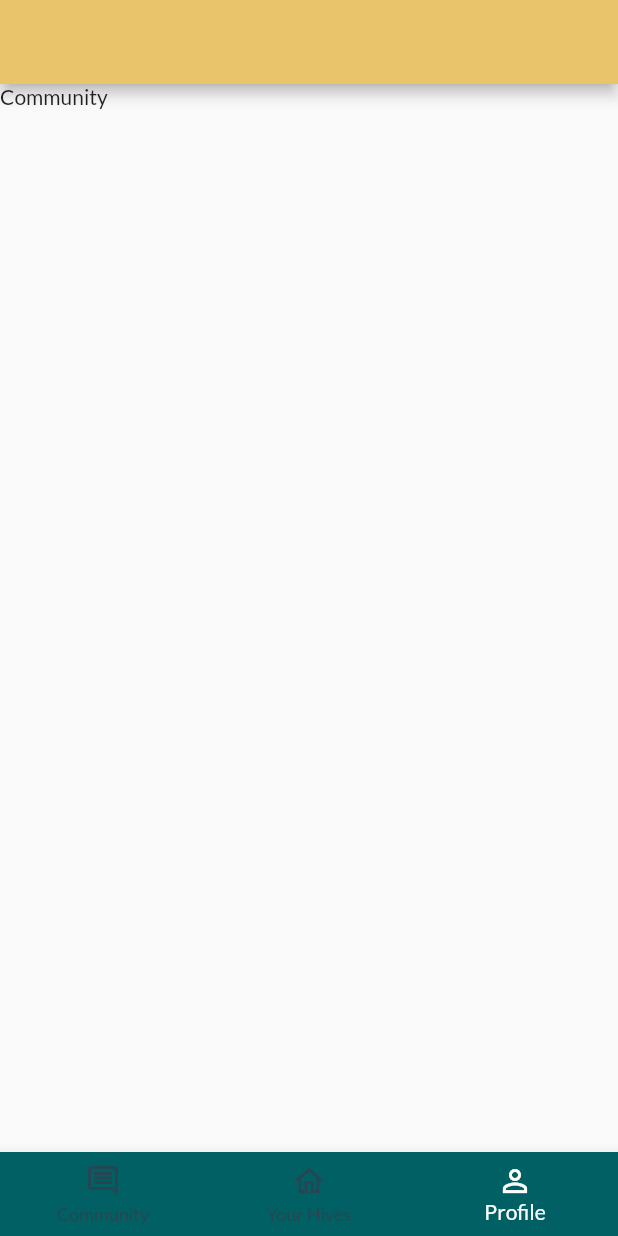
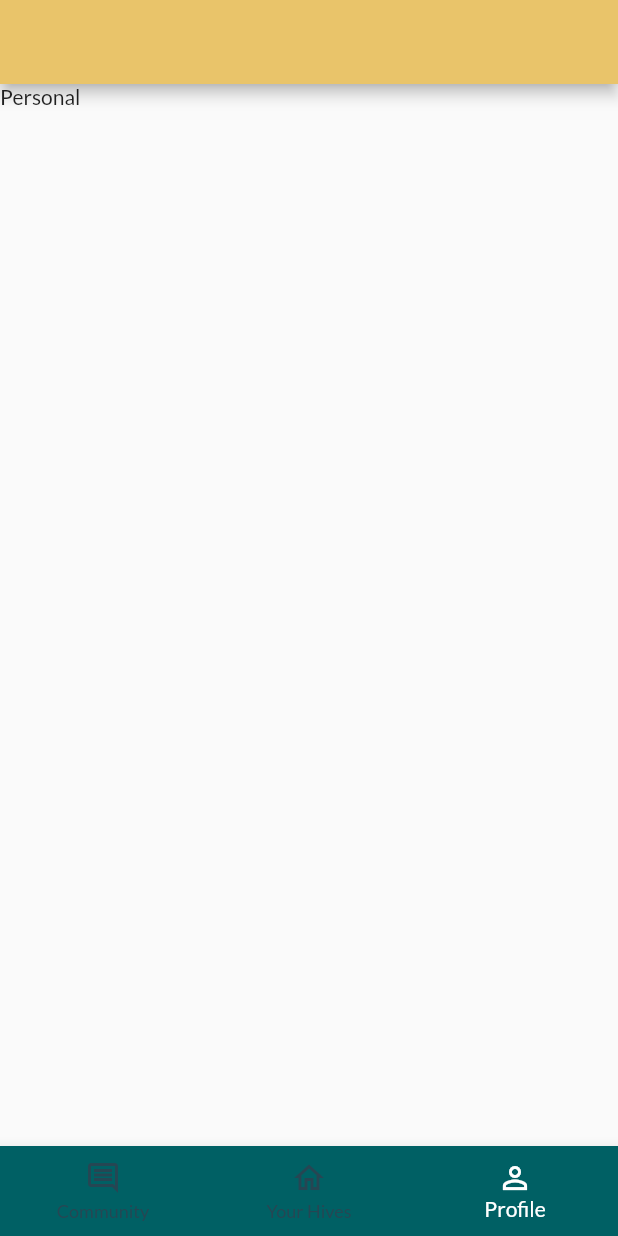
Before and after one commit to leowei31/nectarfy-app, a Flutter app: the screen it shows after launch, item 3 of the bottom bar chosen, on a phone screen of 412 x 824 dp. Run offline on Flutter 3.47's test engine with Material 2 defaults, Android fonts, the phone set to English and light mode, and no system bars.

```diff
--- a/app/lib/views/menu_bar.dart
+++ b/app/lib/views/menu_bar.dart
@@ -1,6 +1,7 @@
 import "package:flutter/material.dart";
 import './hive_module.dart';
 import './community_module.dart';
+import './profile_module.dart';
 
 class MenuBar extends StatefulWidget {
   const MenuBar({Key? key}) : super(key: key);
@@ -20,7 +21,7 @@ class _MenuBarState extends State<MenuBar> {
       'title': 'Your Hive',
     },
     {
-      'page': CommunityModule(),
+      'page': ProfileModule(),
       'title': 'Profile',
     }
   ];
@@ -37,7 +38,15 @@ class _MenuBarState extends State<MenuBar> {
   Widget build(BuildContext context) {
     return Scaffold(
       body: _pages[_selectedPageIndex]['page'] as Widget,
-      bottomNavigationBar: BottomNavigationBar(
+      bottomNavigationBar: Container(
+        height: 60,
+        decoration: const BoxDecoration(
+          borderRadius: BorderRadius.only(
+            topLeft: Radius.circular(10),
+            topRight: Radius.circular(10),
+          ),
+        ),
+        child: BottomNavigationBar(
           onTap: _selectPage,
           backgroundColor: Colors.cyan[900],
           unselectedItemColor: Theme.of(context).accentColor,
@@ -46,22 +55,20 @@ class _MenuBarState extends State<MenuBar> {
           // type: BottomNavigationBarType.shifting,
           items: const [
             BottomNavigationBarItem(
-            // backgroundColor: Theme.of(context).primaryColor,
               icon: Icon(Icons.insert_comment_outlined),
               label: 'Community',
             ),
             BottomNavigationBarItem(
-            // backgroundColor: Theme.of(context).primaryColor,
               icon: Icon(Icons.home_outlined),
               label: 'Your Hives',
             ),
             BottomNavigationBarItem(
-            // backgroundColor: Theme.of(context).primaryColor,
               icon: Icon(Icons.person_outline),
               label: 'Profile',
             )
           ],
         ),
+      ),
     );
   }
 }
--- /dev/null
+++ b/app/lib/views/profile_module.dart
@@ -0,0 +1,15 @@
+import 'package:flutter/material.dart';
+
+class ProfileModule extends StatelessWidget {
+  const ProfileModule({Key? key}) : super(key: key);
+
+  @override
+  Widget build(BuildContext context) {
+    return Scaffold(
+      appBar: AppBar(
+        backgroundColor: Theme.of(context).primaryColor,
+      ),
+      body: const Text("Personal"),
+    );
+  }
+}
```
Lines whose indentation alone changed are shown as unchanged.
